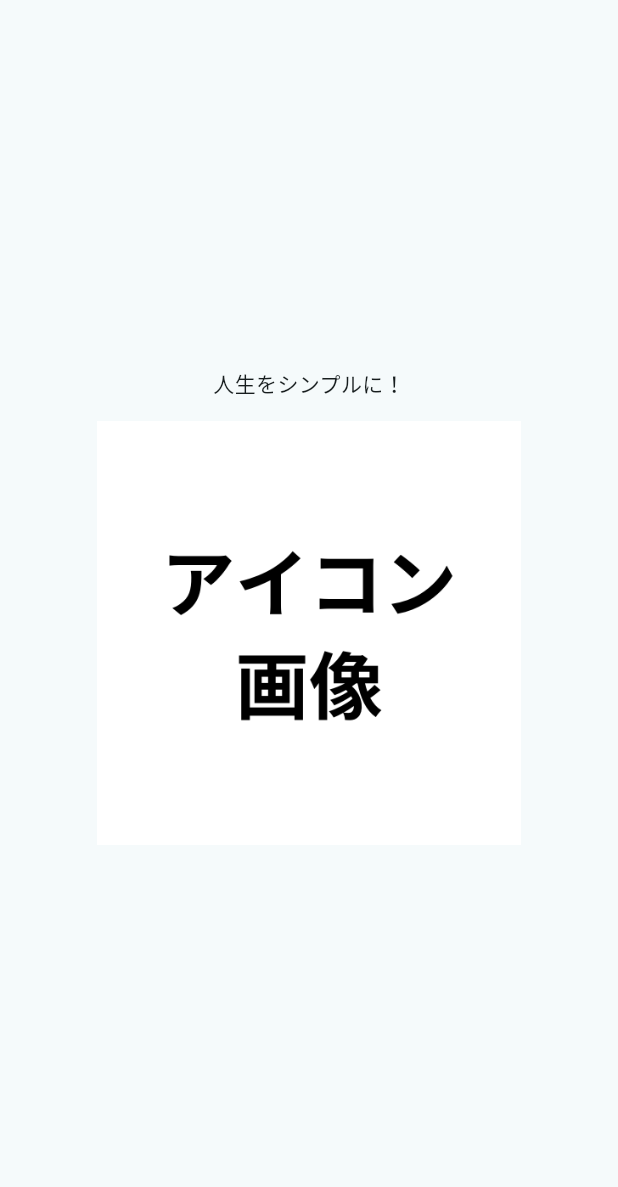
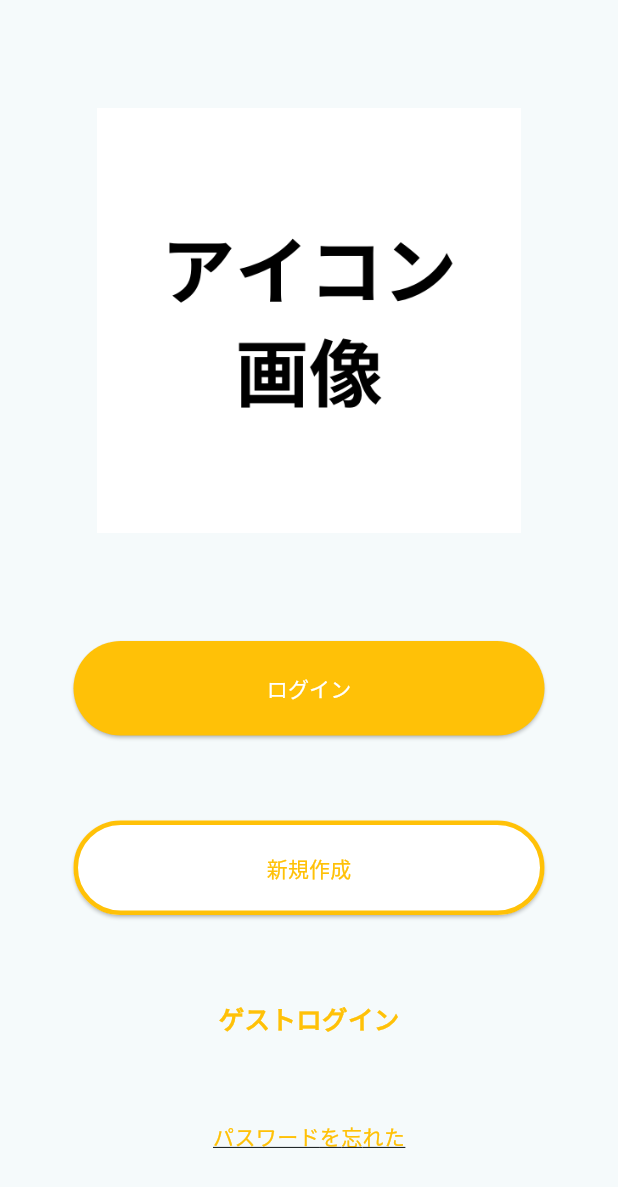
Before and after one commit to Yoshida-koshi/yumemi-pg-hackathon-team1, a Flutter app: the screen it shows after launch, on a phone screen of 412 x 824 dp. Shown: the top 1187 px of the screen. Run offline on Flutter 3.47's test engine with Material 3 defaults, Android fonts, the phone set to English and light mode, and no system bars.

Commit message:
Update main.dart

```diff
--- a/frontend/lib/main.dart
+++ b/frontend/lib/main.dart
@@ -1,6 +1,9 @@
 import 'package:flutter/material.dart';
-import '39.dart';
-//スタート画面
+import '40.dart';
+import '41.dart';
+import '42.dart';
+
+//タイトル画面
 void main() {
   runApp(const MyApp());
 }
@@ -11,13 +14,13 @@ class MyApp extends StatelessWidget {
   @override
   Widget build(BuildContext context) {
     return MaterialApp(
-      title: 'Flutter Demo',
+      title: 'ハッカソンUI',
       theme: ThemeData(
 
         colorScheme: ColorScheme.fromSeed(seedColor: Colors.white),
         useMaterial3: true,
       ),
-      home: const MyHomePage(title: 'Flutter Demo Home Page'),
+      home: const MyHomePage(title: 'ハッカソンUI'),
     );
   }
 }
@@ -34,23 +37,72 @@ class _MyHomePageState extends State<MyHomePage> {
 
   @override
   Widget build(BuildContext context) {
-
     return Scaffold(
 
-      body: Center(
+      body: Container(
+        child: Center(
           child: Column(
-          mainAxisAlignment: MainAxisAlignment.center,
+            mainAxisAlignment: MainAxisAlignment.spaceEvenly,
             children: [
-            Text("人生をシンプルに！"),
-            GestureDetector(
-              onTap: (){
-                Navigator.of(context).push(MaterialPageRoute(builder: (_) => signupPage()));
-              },
-              child: Image.asset("images/testicon.png",
+              Image.asset("images/testicon.png",
                   height: 314,
                   width: 283),
+              ElevatedButton(
+                onPressed: () {
+                  Navigator.of(context).push(
+                      MaterialPageRoute(builder: (_) => loginPage()));
+                },
+                style: ElevatedButton.styleFrom(
+                    minimumSize: Size(314, 63),
+                    backgroundColor: Colors.amber
+                ),
+                child: Text("ログイン",
+                  style: TextStyle(
+                      color: Colors.white),
+                ),
+              ),
+              ElevatedButton(
+                onPressed: () {
+                  Navigator.of(context).push(
+                      MaterialPageRoute(builder: (_) => createPage()));
+                },
+                style: ElevatedButton.styleFrom(
+                    side: BorderSide(
+                        color: Colors.amber,
+                        width: 3
+                    ),
+                    minimumSize: Size(314, 63),
+                    backgroundColor: Colors.white
+                ),
+                child: Text("新規作成",
+                  style: TextStyle(
+                      color: Colors.amber),
+                ),
+              ),
+              GestureDetector(
+                onTap: () {
+
+                },
+                child: Text("ゲストログイン",
+                  style: TextStyle(fontWeight: FontWeight.bold,
+                      color: Colors.amber,
+                      fontSize: 17),
+                ),
+              ),
+              GestureDetector(
+                onTap: () {
+                  Navigator.of(context).push(
+                      MaterialPageRoute(builder: (_) => forgotPage()));
+                },
+                child: Text("パスワードを忘れた",
+                  style: TextStyle(
+                      decoration: TextDecoration.underline,
+                      color: Colors.amber
+                  ),
+                ),
               ),
             ],
+          ),
         ),
       ),
     );
```
Lines whose indentation alone changed are shown as unchanged.
